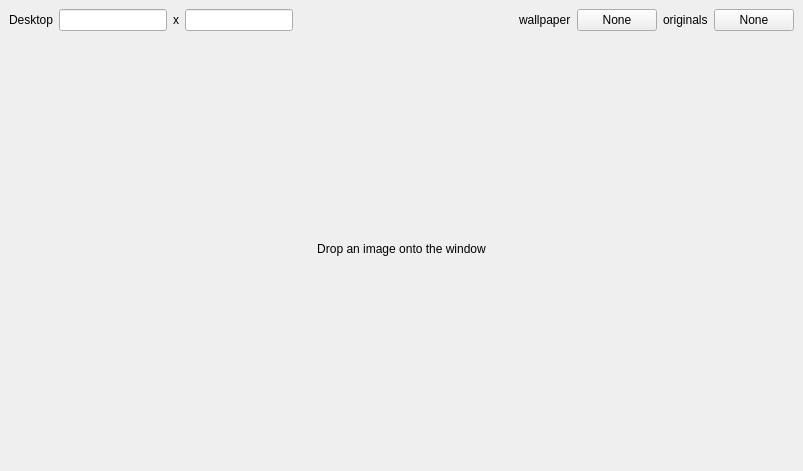
Qt form ImageWindow.ui (a1291762/wallpaper_helper) before a commit.
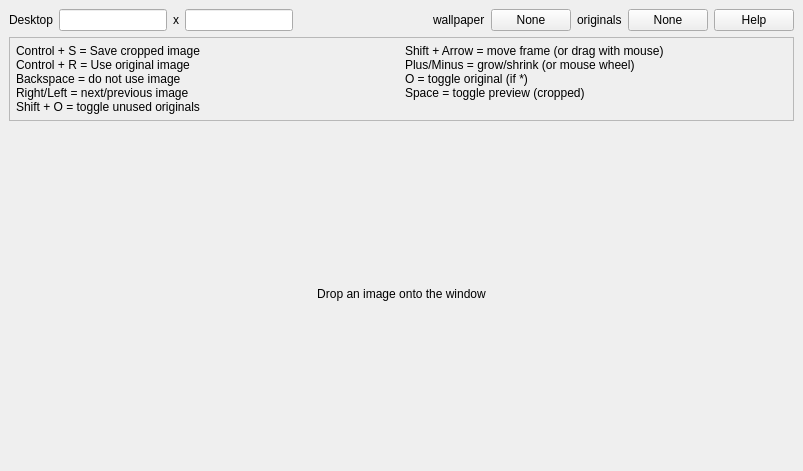
The same form after that commit. Custom widgets are drawn as their Qt base class.

Commit message: Add toggle-able help

What changed in the file:
```diff
--- a/ImageWindow.ui
+++ b/ImageWindow.ui
@@ -101,8 +101,66 @@
         </item>
        </layout>
       </item>
+      <item>
+       <layout class="QHBoxLayout" name="horizontalLayout_10">
+        <item>
+         <widget class="PathButton" name="helpBtn">
+          <property name="text">
+           <string>Help</string>
+          </property>
+          <property name="checkable">
+           <bool>true</bool>
+          </property>
+         </widget>
+        </item>
+       </layout>
+      </item>
      </layout>
     </item>
+    <item>
+     <widget class="QFrame" name="help">
+      <property name="frameShape">
+       <enum>QFrame::StyledPanel</enum>
+      </property>
+      <property name="frameShadow">
+       <enum>QFrame::Raised</enum>
+      </property>
+      <layout class="QHBoxLayout" name="horizontalLayout_6">
+       <property name="leftMargin">
+        <number>6</number>
+       </property>
+       <property name="topMargin">
+        <number>6</number>
+       </property>
+       <property name="rightMargin">
+        <number>6</number>
+       </property>
+       <property name="bottomMargin">
+        <number>6</number>
+       </property>
+       <item>
+        <widget class="QLabel" name="label_6">
+         <property name="text">
+          <string>&lt;html&gt;&lt;head/&gt;&lt;body&gt;&lt;p&gt;Control + S = Save cropped image&lt;br/&gt;Control + R = Use original image&lt;br/&gt;Backspace = do not use image&lt;br/&gt;Right/Left = next/previous image&lt;br/&gt;Shift + O = toggle unused originals&lt;/p&gt;&lt;/body&gt;&lt;/html&gt;</string>
+         </property>
+         <property name="alignment">
+          <set>Qt::AlignLeading|Qt::AlignLeft|Qt::AlignTop</set>
+         </property>
+        </widget>
+       </item>
+       <item>
+        <widget class="QLabel" name="label_7">
+         <property name="text">
+          <string>&lt;html&gt;&lt;head/&gt;&lt;body&gt;&lt;p&gt;Shift + Arrow = move frame (or drag with mouse)&lt;br/&gt;Plus/Minus = grow/shrink (or mouse wheel)&lt;br/&gt;O = toggle original (if *)&lt;br/&gt;Space = toggle preview (cropped)&lt;/p&gt;&lt;/body&gt;&lt;/html&gt;</string>
+         </property>
+         <property name="alignment">
+          <set>Qt::AlignLeading|Qt::AlignLeft|Qt::AlignTop</set>
+         </property>
+        </widget>
+       </item>
+      </layout>
+     </widget>
+    </item>
     <item>
      <widget class="FramedLabel" name="label">
       <property name="sizePolicy">
```
The commit also changes 1 other file.
